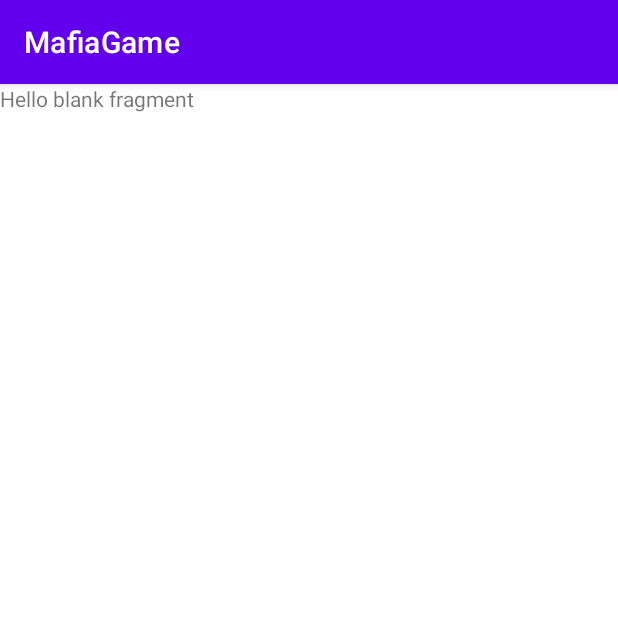
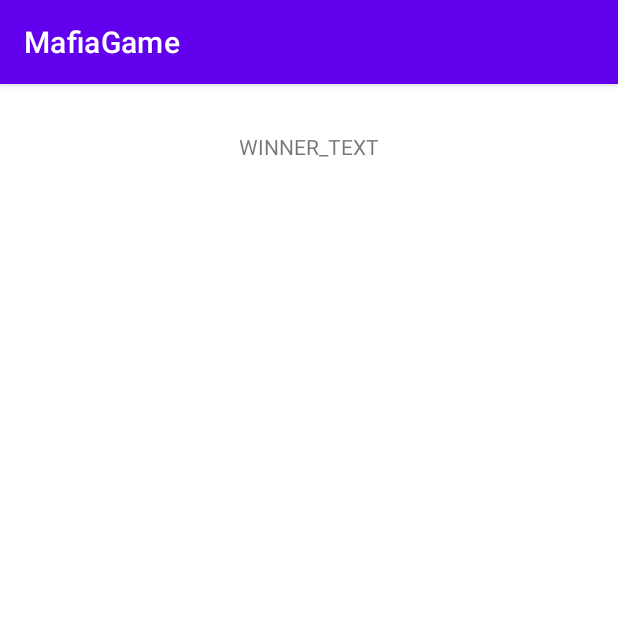
Before and after one commit to khodchenko/MafiaGame, an Android app: the fragment WinFragment shown on its own in the app's theme, on a phone screen of 412 x 824 dp, the top half of it. Run offline under Robolectric (Android 15) with nearby library versions, the phone set to English and light mode, and no system bars.

Commit message:
fix timer sound

```diff
--- a/app/src/main/java/com/khodchenko/mafia/ui/TimerFragment.kt
+++ b/app/src/main/java/com/khodchenko/mafia/ui/TimerFragment.kt
@@ -113,11 +113,12 @@
                 if (secondsRemaining == 10L) {
                     playSound(R.raw.timer_sound_10sec_r)
                 } else if (secondsRemaining == 5L) {
-                    // Play sound or perform any other action at 5 seconds remaining
+                    playSound(R.raw.timer_sound_10sec_r)
                 }
             }
 
             override fun onFinish() {
+                playSound(R.raw.timer_sound_0sec)
                 onTimerFinished()
                 stopTimer()
                 togglePlayPauseButtons()
@@ -200,11 +201,9 @@
         togglePlayPauseButtons()
     }
 
-
     private fun initMediaPlayer() {
         mediaPlayer = MediaPlayer.create(requireContext(), R.raw.timer_sound_10sec_r)
     }
-
     private fun playSound(soundResId: Int) {
         mediaPlayer?.apply {
             stop()
--- a/app/src/main/java/com/khodchenko/mafia/ui/WinFragment.kt
+++ b/app/src/main/java/com/khodchenko/mafia/ui/WinFragment.kt
@@ -10,6 +10,7 @@
 
 
 class WinFragment : Fragment() {
+    private var winner: String? = null
 
     private var _binding: FragmentWinBinding? = null
     private val binding get() = _binding!!
@@ -20,6 +21,10 @@
     ): View? {
         _binding = FragmentWinBinding.inflate(inflater, container, false)
 
+        arguments?.let {
+            winner = it.getString("parameter_key")
+        }
+
         return _binding?.root ?: inflater.inflate(R.layout.fragment_win, container, false)
     }
 
--- a/app/src/main/res/layout/fragment_win.xml
+++ b/app/src/main/res/layout/fragment_win.xml
@@ -1,5 +1,6 @@
 <?xml version="1.0" encoding="utf-8"?>
-<FrameLayout xmlns:android="http://schemas.android.com/apk/res/android"
+<androidx.constraintlayout.widget.ConstraintLayout xmlns:android="http://schemas.android.com/apk/res/android"
+    xmlns:app="http://schemas.android.com/apk/res-auto"
     xmlns:tools="http://schemas.android.com/tools"
     android:layout_width="match_parent"
     android:layout_height="match_parent"
@@ -7,8 +8,13 @@
 
     <!-- TODO: Update blank fragment layout -->
     <TextView
-        android:layout_width="match_parent"
-        android:layout_height="match_parent"
-        android:text="@string/hello_blank_fragment" />
+        android:id="@+id/tv_winner"
+        android:layout_width="wrap_content"
+        android:layout_height="wrap_content"
+        android:layout_marginTop="32dp"
+        android:text="WINNER_TEXT"
+        app:layout_constraintEnd_toEndOf="parent"
+        app:layout_constraintStart_toStartOf="parent"
+        app:layout_constraintTop_toTopOf="parent" />
 
-</FrameLayout>
+</androidx.constraintlayout.widget.ConstraintLayout>
```
Also changed, not shown: 3 other files.
